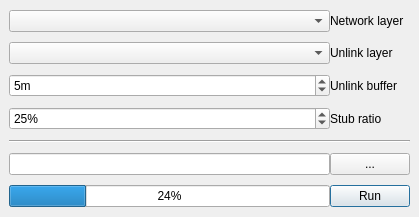
Above: network_segmenter_dialog_base.ui from spacesyntax/NetworkSegmenter before the change. Below: the same form after it.
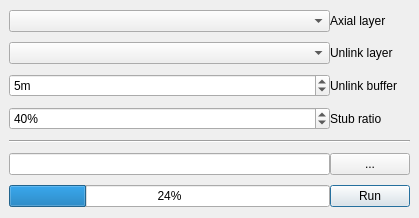
That is the form after the change.

```diff
--- a/network_segmenter_dialog_base.ui
+++ b/network_segmenter_dialog_base.ui
@@ -7,7 +7,7 @@
     <x>0</x>
     <y>0</y>
     <width>419</width>
-    <height>217</height>
+    <height>218</height>
    </rect>
   </property>
   <property name="sizePolicy">
@@ -74,7 +74,7 @@
         <double>0.100000000000000</double>
        </property>
        <property name="value">
-        <double>25.000000000000000</double>
+        <double>40.000000000000000</double>
        </property>
       </widget>
      </item>
@@ -124,7 +124,7 @@
         </sizepolicy>
        </property>
        <property name="text">
-        <string>Network layer</string>
+        <string>Axial layer</string>
        </property>
       </widget>
      </item>
```
Left out of the diff: 15 changed lines with no effect on the pictures.
